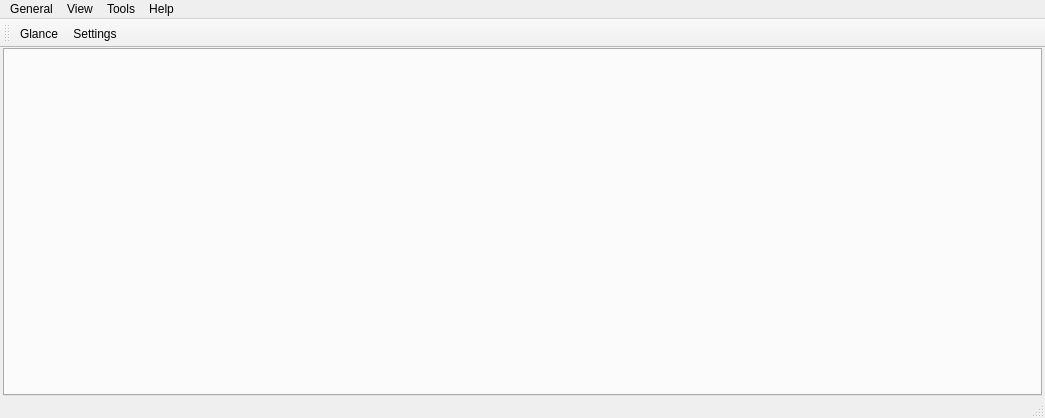
Qt form src/leechcraft.ui (0xd34df00d/leechcraft) before a commit.
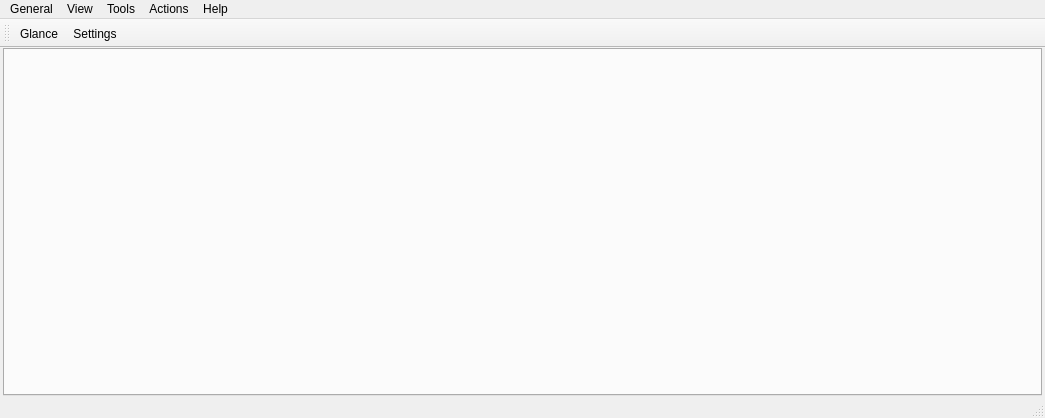
The same form after that commit. Icons and pictures are not drawn. Custom widgets are drawn as their Qt base class.

Commit message: The menu of actions in the main menu is added.

```diff
--- a/src/leechcraft.ui
+++ b/src/leechcraft.ui
@@ -75,7 +75,7 @@
      <x>0</x>
      <y>0</y>
      <width>1045</width>
-     <height>19</height>
+     <height>30</height>
     </rect>
    </property>
    <widget class="QMenu" name="MenuGeneral_">
@@ -109,9 +109,15 @@
     <addaction name="ActionShowStatusBar_"/>
     <addaction name="ActionFullscreenMode_"/>
    </widget>
+   <widget class="QMenu" name="MenuActions_">
+    <property name="title">
+     <string>Actions</string>
+    </property>
+   </widget>
    <addaction name="MenuGeneral_"/>
    <addaction name="MenuView_"/>
    <addaction name="MenuTools_"/>
+   <addaction name="MenuActions_"/>
    <addaction name="MenuHelp_"/>
   </widget>
   <action name="ActionAddTask_">
```
Left out of the diff: 6 changed lines with no effect on the pictures. The commit also changes 1 other file.
